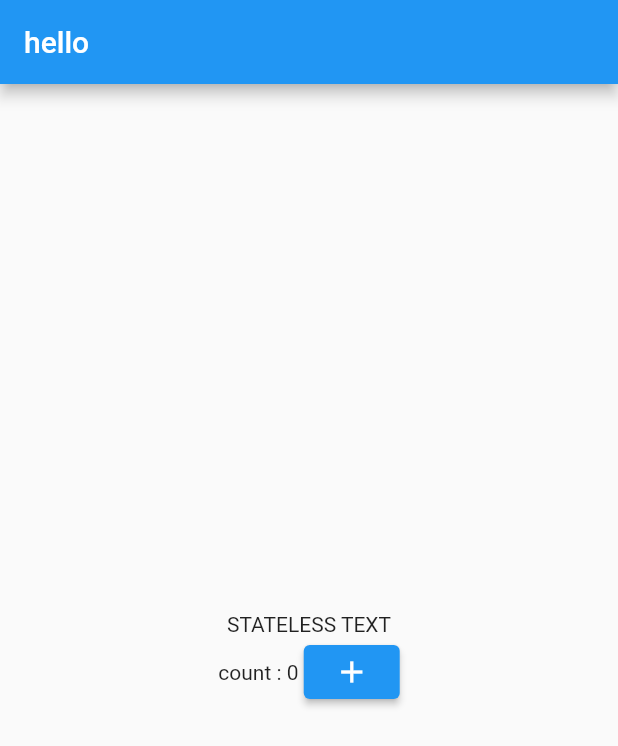
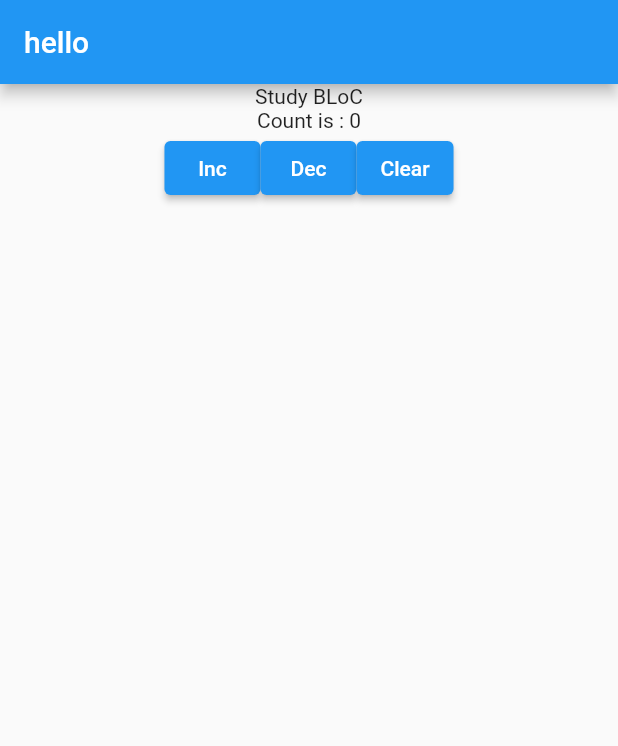
Before and after one commit to gollowars/study_flutter, a Flutter app: the screen it shows after launch, on a phone screen of 412 x 824 dp. Shown: the top 746 px of the screen. Run offline on Flutter 3.47's test engine with Material 2 defaults, Android fonts, the light colour scheme and no system bars; missing offline and left inert: dart:ffi.

Commit message:
study BLoc

```diff
--- a/lib/main.dart
+++ b/lib/main.dart
@@ -1,4 +1,10 @@
+import 'dart:ffi';
+
 import 'package:flutter/material.dart';
+// import 'package:hooks_riverpod/hooks_riverpod.dart';
+import 'dart:async';
+// import 'package:provider/provider.dart';
+import 'package:provider/provider.dart';
 
 void main() {
   runApp(const MyApp());
@@ -9,18 +15,97 @@ class MyApp extends StatelessWidget {
 
   @override
   Widget build(BuildContext context) {
+    // Text(ref.read(stringStateProvider))
     return MaterialApp(
       title: "Welcome to Flutter",
       home: Scaffold(
         appBar: AppBar(title: const Text("hello")),
-        body: Center(
+        body: Provider<CounterBloc>(
+            create: (context) => CounterBloc(),
+            dispose: (context, value) => value.dispose(),
+            child: const MyBody()),
+      ),
+    );
+  }
+}
+
+class CounterBloc {
+  // final _actionController = StreamController<void>();
+  // Sink<void> get increment => _actionController.sink;
+
+  // final _decrementController = StreamController<void>();
+  // Sink<void> get decrement => _decrementController.sink;
+
+  final _countController = StreamController<int>();
+  Stream<int> get count => _countController.stream;
+
+  int _count = 0;
+
+  void increment() {
+    _count++;
+    _countController.sink.add(_count);
+  }
+
+  void decrement() {
+    _count--;
+    _countController.sink.add(_count);
+  }
+
+  void clear() {
+    _count = 0;
+    _countController.sink.add(_count);
+  }
+
+  CounterBloc() {
+    // _actionController.stream.listen((_) {
+    //   _count++;
+    //   _countController.sink.add(_count);
+    // });
+  }
+
+  void dispose() {
+    // _actionController.close();
+    _countController.close();
+  }
+}
+
+class MyBody extends StatelessWidget {
+  const MyBody({Key? key}) : super(key: key);
+
+  @override
+  Widget build(BuildContext context) {
+    final counterBloc = Provider.of<CounterBloc>(context);
+    void add() {
+      counterBloc.increment();
+    }
+
+    void remove() {
+      counterBloc.decrement();
+    }
+
+    void clear() {
+      counterBloc.clear();
+    }
+
+    return Center(
       child: Column(
+        children: [
+          const Text('Study BLoC'),
+          StreamBuilder(
+              initialData: 0,
+              stream: counterBloc.count,
+              builder: (context, snapshot) {
+                return Text("Count is : ${snapshot.data}");
+              }),
+            Row(
               mainAxisAlignment: MainAxisAlignment.center,
-          children: const [
-            Text("STATELESS TEXT"),
-            MyContainer(title: "ashikawa",)
+              children: [
+                ElevatedButton(onPressed: add, child: const Text('Inc')),
+                ElevatedButton(onPressed: remove, child: const Text('Dec')),
+                ElevatedButton(onPressed: clear, child: const Text('Clear'))
               ],
-        )),
+            )
+        ],
       ),
     );
   }
@@ -43,9 +128,7 @@ class _MyContainerState extends State<MyContainer> {
 
   @override
   Widget build(BuildContext context) {
-    return Row(
-        mainAxisAlignment: MainAxisAlignment.center,
-        children:  [
+    return Row(mainAxisAlignment: MainAxisAlignment.center, children: [
       Text("count : $_counter "),
       ElevatedButton(onPressed: _incrementCounter, child: const Icon(Icons.add))
     ]);
--- a/pubspec.yaml
+++ b/pubspec.yaml
@@ -34,6 +34,9 @@ dependencies:
   # The following adds the Cupertino Icons font to your application.
   # Use with the CupertinoIcons class for iOS style icons.
   cupertino_icons: ^1.0.2
+  flutter_hooks: ^0.18.2
+  hooks_riverpod: ^1.0.3
+  provider: ^6.0.2
 
 dev_dependencies:
   flutter_test:
```
Lines whose indentation alone changed are shown as unchanged.
